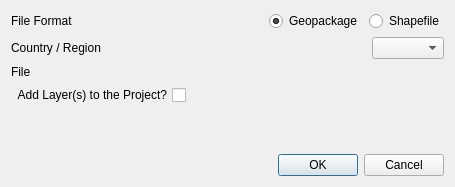
Above: gadm_loader_dialog_base.ui from mwip/gadm_loader before the change. Below: the same form after it.
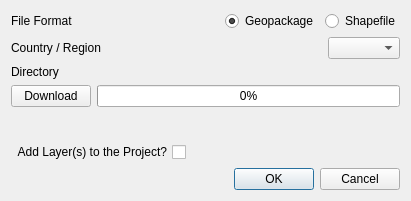
That is the form after the change. Icons and pictures are not drawn. Custom widgets are drawn as their Qt base class.

The edit to the form file:
```diff
--- a/gadm_loader_dialog_base.ui
+++ b/gadm_loader_dialog_base.ui
@@ -6,8 +6,8 @@
    <rect>
     <x>0</x>
     <y>0</y>
-    <width>455</width>
-    <height>187</height>
+    <width>411</width>
+    <height>201</height>
    </rect>
   </property>
   <property name="windowTitle">
@@ -20,8 +20,8 @@
   <property name="layoutDirection">
    <enum>Qt::LeftToRight</enum>
   </property>
-  <layout class="QGridLayout" name="gridLayout">
-   <item row="0" column="0">
+  <layout class="QVBoxLayout" name="verticalLayout">
+   <item>
     <layout class="QHBoxLayout" name="horizontalLayout_2">
      <item>
       <widget class="QLabel" name="lbFormat">
@@ -71,7 +71,7 @@
      </item>
     </layout>
    </item>
-   <item row="1" column="0">
+   <item>
     <layout class="QHBoxLayout" name="horizontalLayout_3">
      <item>
       <widget class="QLabel" name="lbCountry">
@@ -102,12 +102,12 @@
      </item>
     </layout>
    </item>
-   <item row="2" column="0">
+   <item>
     <layout class="QHBoxLayout" name="horizontalLayout_5">
      <item>
       <widget class="QLabel" name="lbFile">
        <property name="text">
-        <string>File</string>
+        <string>Directory</string>
        </property>
       </widget>
      </item>
@@ -126,34 +126,31 @@
      </item>
     </layout>
    </item>
-   <item row="3" column="0">
-    <layout class="QHBoxLayout" name="horizontalLayout_4">
+   <item>
+    <layout class="QHBoxLayout" name="horizontalLayout_6">
      <item>
-      <widget class="QCheckBox" name="cbAddLayers">
-       <property name="layoutDirection">
-        <enum>Qt::RightToLeft</enum>
-       </property>
+      <widget class="QPushButton" name="pbDownloadButton">
        <property name="text">
-        <string>Add Layer(s) to the Project?</string>
+        <string>Download</string>
        </property>
       </widget>
      </item>
      <item>
-      <spacer name="horizontalSpacer_4">
-       <property name="orientation">
-        <enum>Qt::Horizontal</enum>
+      <widget class="QProgressBar" name="pbDownload">
+       <property name="enabled">
+        <bool>true</bool>
        </property>
-       <property name="sizeHint" stdset="0">
-        <size>
-         <width>40</width>
-         <height>20</height>
-        </size>
+       <property name="value">
+        <number>0</number>
        </property>
-      </spacer>
+       <property name="textVisible">
+        <bool>true</bool>
+       </property>
+      </widget>
      </item>
     </layout>
    </item>
-   <item row="4" column="0">
+   <item>
     <spacer name="verticalSpacer">
      <property name="orientation">
       <enum>Qt::Vertical</enum>
@@ -161,26 +158,40 @@
      <property name="sizeHint" stdset="0">
       <size>
        <width>20</width>
-       <height>14</height>
+       <height>0</height>
       </size>
      </property>
     </spacer>
    </item>
-   <item row="5" column="0">
+   <item>
+    <layout class="QHBoxLayout" name="horizontalLayout_4">
+     <item>
+      <widget class="QCheckBox" name="cbAddLayers">
+       <property name="layoutDirection">
+        <enum>Qt::RightToLeft</enum>
+       </property>
+       <property name="text">
+        <string>Add Layer(s) to the Project?</string>
+       </property>
+      </widget>
+     </item>
+     <item>
+      <spacer name="horizontalSpacer_4">
+       <property name="orientation">
+        <enum>Qt::Horizontal</enum>
+       </property>
+       <property name="sizeHint" stdset="0">
+        <size>
+         <width>40</width>
+         <height>20</height>
+        </size>
+       </property>
+      </spacer>
+     </item>
+    </layout>
+   </item>
+   <item>
     <layout class="QHBoxLayout" name="horizontalLayout">
-     <item>
-      <spacer name="horizontalSpacer">
-       <property name="orientation">
-        <enum>Qt::Horizontal</enum>
-       </property>
-       <property name="sizeHint" stdset="0">
-        <size>
-         <width>40</width>
-         <height>20</height>
-        </size>
-       </property>
-      </spacer>
-     </item>
      <item>
       <widget class="QDialogButtonBox" name="button_box">
        <property name="orientation">
```
Left out of the diff: 4 changed lines with no effect on the pictures.
